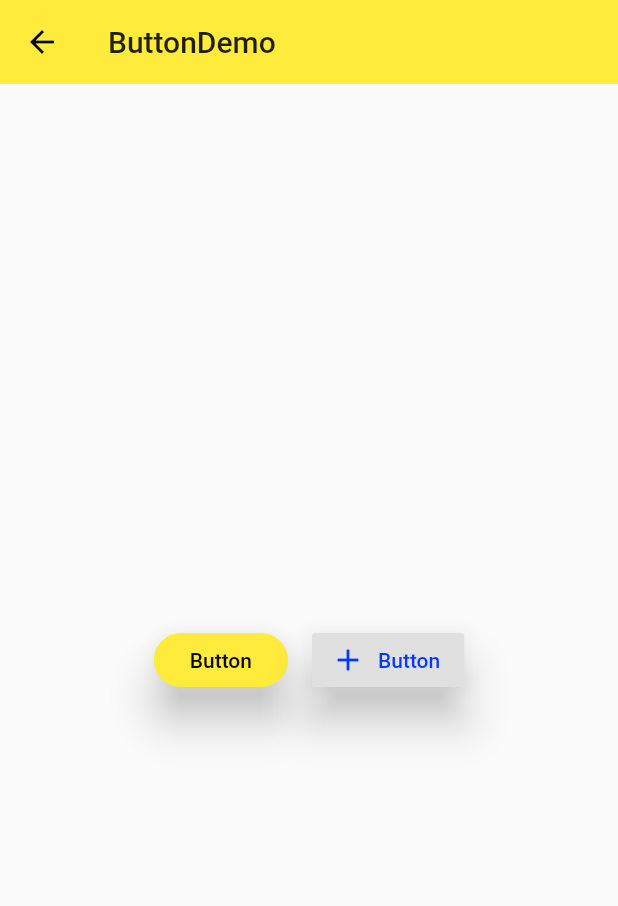
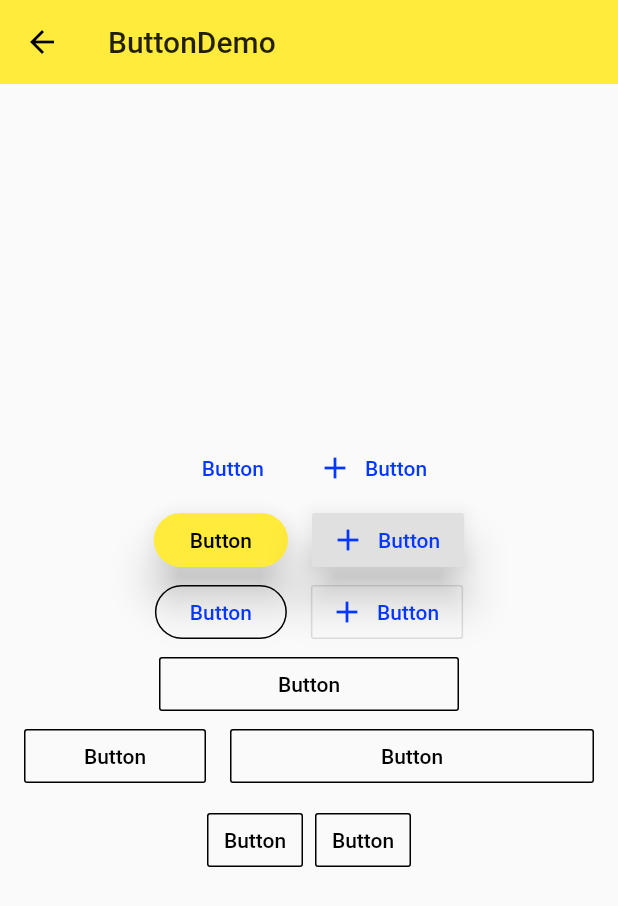
Before and after one commit to symboll/red, a Flutter app: the MaterialComponentDemo screen opened by its route, after a tap on "Button", on a phone screen of 412 x 824 dp. Shown: the top 906 px of the screen. Run offline on Flutter 3.47's test engine with Material 2 defaults, Android fonts, the light colour scheme and no system bars.

```diff
--- /dev/null
+++ b/lib/demo/button_demo.dart
@@ -0,0 +1,206 @@
+import 'package:flutter/material.dart';
+
+class ButtonDemo extends StatelessWidget {
+  @override
+  Widget build(BuildContext context) {
+    final Widget flatButtonDemo = Row(
+      mainAxisAlignment: MainAxisAlignment.center,
+      children: <Widget>[
+        FlatButton(
+          onPressed: () {},
+          child: Text('Button'),
+          splashColor: Colors.grey,
+          textColor: Theme.of(context).accentColor,
+        ),
+        FlatButton.icon(
+          onPressed: () {},
+          label: Text('Button'),
+          icon: Icon(Icons.add),
+          splashColor: Colors.grey,
+          textColor: Theme.of(context).accentColor,
+        )
+      ],
+    );
+    final Widget raisedButtonDemo = Row(
+      mainAxisAlignment: MainAxisAlignment.center,
+      children: <Widget>[
+        Theme(
+          data: Theme.of(context).copyWith(
+            buttonColor: Theme.of(context).accentColor,
+            buttonTheme: ButtonThemeData(
+              textTheme: ButtonTextTheme.primary,
+              shape: StadiumBorder()
+            )
+          ),
+          child: RaisedButton(
+            onPressed: () {},
+            child: Text('Button'),
+            splashColor: Colors.grey,
+            elevation: 12.0,
+            // color: Theme.of(context).primaryColor,
+            // textColor: Theme.of(context).accentColor,
+          ),
+        ),
+        SizedBox(
+          width: 16.0,
+        ),
+        RaisedButton.icon(
+          onPressed: () {},
+          label: Text('Button'),
+          icon: Icon(Icons.add),
+          splashColor: Colors.grey,
+          elevation: 12.0,
+          textColor: Theme.of(context).accentColor,
+        )
+      ],
+    );
+    final Widget outlineButtonDemo = Row(
+      mainAxisAlignment: MainAxisAlignment.center,
+      children: <Widget>[
+        Theme(
+          data: Theme.of(context).copyWith(
+            // buttonColor: Theme.of(context).accentColor,
+            buttonTheme: ButtonThemeData(
+              // textTheme: ButtonTextTheme.primary,
+              shape: StadiumBorder()
+            )
+          ),
+          child: OutlineButton(
+            onPressed: () {},
+            child: Text('Button'),
+            splashColor: Colors.grey,
+            borderSide: BorderSide(
+              color: Colors.black
+            ),
+            color: Theme.of(context).primaryColor,
+            textColor: Theme.of(context).accentColor,
+          ),
+        ),
+        SizedBox(
+          width: 16.0,
+        ),
+        OutlineButton.icon(
+          onPressed: () {},
+          label: Text('Button'),
+          icon: Icon(Icons.add),
+          splashColor: Colors.grey,
+          textColor: Theme.of(context).accentColor,
+        )
+      ],
+    );
+    final Widget fixedWidthButtonDemo = Row(
+      mainAxisAlignment: MainAxisAlignment.center,
+      children: <Widget>[
+        Container(
+          width: 200.0,
+          child: OutlineButton(
+            onPressed: () {},
+            child: Text('Button'),
+            splashColor: Colors.grey[100],
+            borderSide: BorderSide(
+              color: Colors.black
+            ),
+            // color: Theme.of(context).primaryColor,
+            textColor: Colors.black,
+            highlightColor: Colors.grey,
+          ),
+        )
+      ],
+    );
+    final Widget expandedDemo = Row(
+      mainAxisAlignment: MainAxisAlignment.center,
+      children: <Widget>[
+        Expanded(
+          child: OutlineButton(
+            onPressed: () {},
+            child: Text('Button'),
+            splashColor: Colors.grey[100],
+            borderSide: BorderSide(
+              color: Colors.black
+            ),
+            // color: Theme.of(context).primaryColor,
+            textColor: Colors.black,
+            highlightColor: Colors.grey,
+          ),
+        ),
+        SizedBox(
+          width: 16.0,
+        ),
+        Expanded(
+          flex: 2,
+          child: OutlineButton(
+            onPressed: () {},
+            child: Text('Button'),
+            splashColor: Colors.grey[100],
+            borderSide: BorderSide(
+              color: Colors.black
+            ),
+            // color: Theme.of(context).primaryColor,
+            textColor: Colors.black,
+            highlightColor: Colors.grey,
+          ),
+        )
+      ],
+    );
+    final Widget buttonBarDemo = Row(
+      mainAxisAlignment: MainAxisAlignment.center,
+      children: <Widget>[
+        Theme(
+          data: Theme.of(context).copyWith(
+            buttonTheme: ButtonThemeData(
+              padding: EdgeInsets.symmetric(horizontal: 102.0)
+            )
+          ),
+          child: ButtonBar(
+            children: <Widget>[
+              OutlineButton(
+                onPressed: () {},
+                child: Text('Button'),
+                splashColor: Colors.grey[100],
+                borderSide: BorderSide(
+                  color: Colors.black
+                ),
+                // color: Theme.of(context).primaryColor,
+                textColor: Colors.black,
+                highlightColor: Colors.grey,
+              ),
+              OutlineButton(
+                onPressed: () {},
+                child: Text('Button'),
+                splashColor: Colors.grey[100],
+                borderSide: BorderSide(
+                  color: Colors.black
+                ),
+                // color: Theme.of(context).primaryColor,
+                textColor: Colors.black,
+                highlightColor: Colors.grey,
+              )
+            ],
+          )
+        )
+      ],
+    );
+
+
+    return Scaffold(
+      appBar: AppBar(
+        title: Text('ButtonDemo'),
+        elevation: 0.0,
+      ),
+      body: Container(
+        padding: EdgeInsets.all(16.0),
+        child: Column(
+          mainAxisAlignment: MainAxisAlignment.center,
+          children: <Widget>[
+            flatButtonDemo,
+            raisedButtonDemo,
+            outlineButtonDemo,
+            fixedWidthButtonDemo,
+            expandedDemo,
+            buttonBarDemo
+          ],
+        ),
+      )
+    );
+  }
+}
--- a/lib/demo/material_components.dart
+++ b/lib/demo/material_components.dart
@@ -1,5 +1,8 @@
 import 'package:flutter/material.dart';
-import 'package:red/main.dart';
+import './button_demo.dart';
+import './floating_action_button_demo.dart';
+import './popup_menu_button_demo.dart';
+
 
 class MaterialComponentDemo extends StatelessWidget {
   @override
@@ -18,153 +21,13 @@ class MaterialComponentDemo extends StatelessWidget {
           ListItem(
             title: 'Button',
             page: ButtonDemo()
+          ),
+          ListItem(
+            title: 'PopupMenu',
+            page: PopupMenuButtonDemo()
           )
         ],
       ),
-    );
-  }
-}
-
-class ButtonDemo extends StatelessWidget {
-  @override
-  Widget build(BuildContext context) {
-    final Widget FlatButtonDemo = Row(
-      mainAxisAlignment: MainAxisAlignment.center,
-      children: <Widget>[
-        FlatButton(
-          onPressed: () {},
-          child: Text('Button'),
-          splashColor: Colors.grey,
-          textColor: Theme.of(context).accentColor,
-        ),
-        FlatButton.icon(
-          onPressed: () {},
-          label: Text('Button'),
-          icon: Icon(Icons.add),
-          splashColor: Colors.grey,
-          textColor: Theme.of(context).accentColor,
-        )
-      ],
-    );
-    final Widget RaisedButtonDemo = Row(
-      mainAxisAlignment: MainAxisAlignment.center,
-      children: <Widget>[
-        Theme(
-          data: Theme.of(context).copyWith(
-            buttonColor: Theme.of(context).accentColor,
-            buttonTheme: ButtonThemeData(
-              textTheme: ButtonTextTheme.primary,
-              shape: StadiumBorder()
-            )
-          ),
-          child: RaisedButton(
-            onPressed: () {},
-            child: Text('Button'),
-            splashColor: Colors.grey,
-            elevation: 12.0,
-            // color: Theme.of(context).primaryColor,
-            // textColor: Theme.of(context).accentColor,
-          ),
-        ),
-        SizedBox(
-          width: 16.0,
-        ),
-        RaisedButton.icon(
-          onPressed: () {},
-          label: Text('Button'),
-          icon: Icon(Icons.add),
-          splashColor: Colors.grey,
-          elevation: 12.0,
-          textColor: Theme.of(context).accentColor,
-        )
-      ],
-    );
-
-
-    return Scaffold(
-      appBar: AppBar(
-        title: Text('ButtonDemo'),
-        elevation: 0.0,
-      ),
-      body: Container(
-        padding: EdgeInsets.all(16.0),
-        child: Column(
-          mainAxisAlignment: MainAxisAlignment.center,
-          children: <Widget>[
-            Row(
-              mainAxisAlignment: MainAxisAlignment.center,
-              children: <Widget>[
-                Theme(
-                  data: Theme.of(context).copyWith(
-                    buttonColor: Theme.of(context).accentColor,
-                    buttonTheme: ButtonThemeData(
-                      textTheme: ButtonTextTheme.primary,
-                      shape: StadiumBorder()
-                    )
-                  ),
-                  child: RaisedButton(
-                    onPressed: () {},
-                    child: Text('Button'),
-                    splashColor: Colors.grey,
-                    elevation: 12.0,
-                    // color: Theme.of(context).primaryColor,
-                    // textColor: Theme.of(context).accentColor,
-                  ),
-                ),
-                SizedBox(
-                  width: 16.0,
-                ),
-                RaisedButton.icon(
-                  onPressed: () {},
-                  label: Text('Button'),
-                  icon: Icon(Icons.add),
-                  splashColor: Colors.grey,
-                  elevation: 12.0,
-                  textColor: Theme.of(context).accentColor,
-                )
-              ],
-            )
-          ],
-        ),
-      )
-    );
-  }
-}
-
-class FloatingActionButtonDemo  extends StatelessWidget {
-
-  @override
-  Widget build(BuildContext context) {
-    final Widget _floatingActionButton = FloatingActionButton(
-      onPressed: () {},
-      child: Icon(Icons.add),
-      elevation: 12.0,
-      backgroundColor: Color.fromRGBO(3, 45, 255, 1.0),
-      shape: BeveledRectangleBorder(
-        borderRadius: BorderRadius.circular(16.0)
-      ),
-    );
-
-    final Widget _floatingActionButtonExtend = FloatingActionButton.extended(
-      onPressed: () {},
-      label: Text('T')
-    );
-
-    return Scaffold(
-      appBar: AppBar(
-        title: Text('FloatingActionButtonDemo'),
-        elevation: 0.0,
-      ),
-      // floatingActionButton: _floatingActionButton
-      floatingActionButton: _floatingActionButtonExtend,
-      floatingActionButtonLocation: FloatingActionButtonLocation.endDocked,
-      bottomNavigationBar: BottomAppBar(
-        child: Container(
-          height: 80.0,
-        ),
-        shape: CircularNotchedRectangle(),
-      ),
-
     );
   }
 }
```
Also changed, not shown: lib/demo/floating_action_button_demo.dart (added, +39 -0 lines), lib/demo/popup_menu_button_demo.dart (added, +50 -0 lines).
